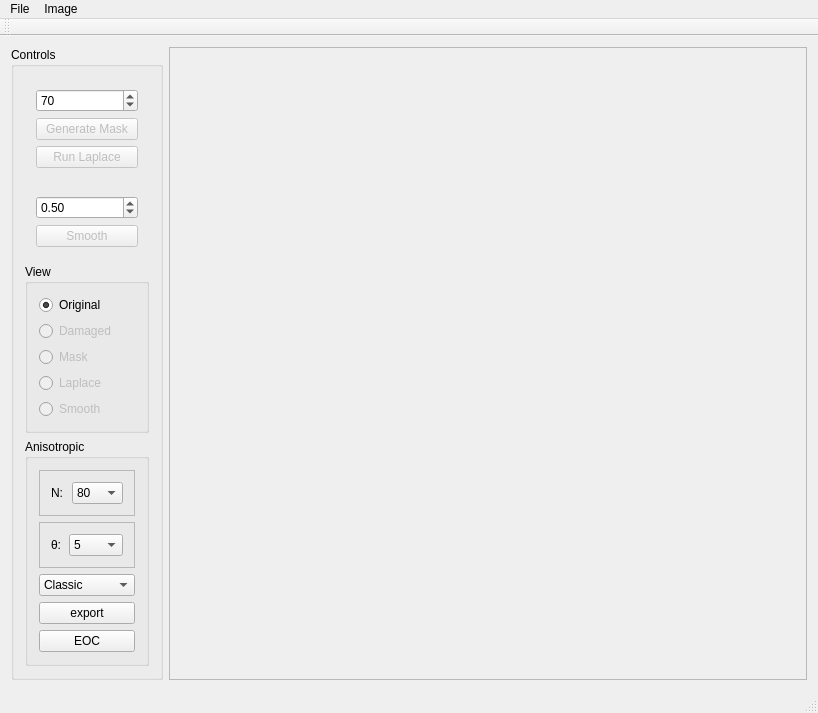
blahova/NADR, file src/ImageViewer.ui: the form before one commit.
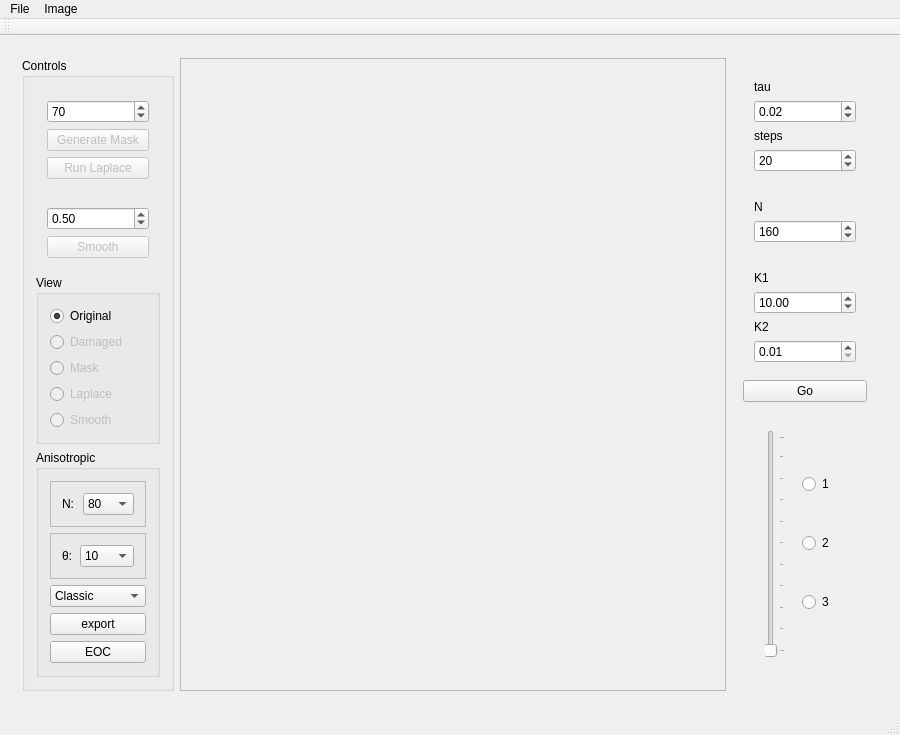
The form after the commit.

Patch:
```diff
--- a/src/ImageViewer.ui
+++ b/src/ImageViewer.ui
@@ -6,15 +6,18 @@
    <rect>
     <x>0</x>
     <y>0</y>
-    <width>818</width>
-    <height>678</height>
+    <width>900</width>
+    <height>695</height>
    </rect>
   </property>
   <property name="windowTitle">
    <string>ImageViewer</string>
   </property>
   <widget class="QWidget" name="centralWidget">
-   <layout class="QHBoxLayout" name="horizontalLayout">
+   <layout class="QVBoxLayout" name="verticalLayout_6">
+    <item>
+     <widget class="QWidget" name="widget_3" native="true">
+      <layout class="QHBoxLayout" name="horizontalLayout_4">
     <item>
      <widget class="QGroupBox" name="groupBox">
       <property name="title">
@@ -221,6 +224,9 @@
              </item>
              <item>
               <widget class="QComboBox" name="comboBox_theta">
+                  <property name="currentIndex">
+                   <number>1</number>
+                  </property>
                <item>
                 <property name="text">
                  <string>5</string>
@@ -326,11 +332,209 @@
         <rect>
          <x>0</x>
          <y>0</y>
-         <width>668</width>
-         <height>603</height>
+            <width>592</width>
+            <height>602</height>
         </rect>
        </property>
       </widget>
+        </widget>
+       </item>
+       <item>
+        <widget class="QWidget" name="widget_4" native="true">
+         <layout class="QVBoxLayout" name="verticalLayout_8">
+          <item>
+           <widget class="QWidget" name="widget_5" native="true">
+            <layout class="QVBoxLayout" name="verticalLayout_7">
+             <item>
+              <widget class="QLabel" name="label_3">
+               <property name="text">
+                <string>tau</string>
+               </property>
+              </widget>
+             </item>
+             <item>
+              <widget class="QDoubleSpinBox" name="doubleSpinBox_tau">
+               <property name="minimum">
+                <double>0.010000000000000</double>
+               </property>
+               <property name="maximum">
+                <double>0.200000000000000</double>
+               </property>
+               <property name="singleStep">
+                <double>0.010000000000000</double>
+               </property>
+               <property name="value">
+                <double>0.020000000000000</double>
+               </property>
+              </widget>
+             </item>
+             <item>
+              <widget class="QLabel" name="label_7">
+               <property name="text">
+                <string>steps</string>
+               </property>
+              </widget>
+             </item>
+             <item>
+              <widget class="QSpinBox" name="spinBox_steps">
+               <property name="minimum">
+                <number>1</number>
+               </property>
+               <property name="maximum">
+                <number>500</number>
+               </property>
+               <property name="singleStep">
+                <number>10</number>
+               </property>
+               <property name="value">
+                <number>20</number>
+               </property>
+              </widget>
+             </item>
+            </layout>
+           </widget>
+          </item>
+          <item>
+           <widget class="QWidget" name="widget_6" native="true">
+            <layout class="QVBoxLayout" name="verticalLayout_9">
+             <item>
+              <widget class="QLabel" name="label_5">
+               <property name="text">
+                <string>N</string>
+               </property>
+              </widget>
+             </item>
+             <item>
+              <widget class="QSpinBox" name="spinBox_N">
+               <property name="minimum">
+                <number>100</number>
+               </property>
+               <property name="maximum">
+                <number>200</number>
+               </property>
+               <property name="singleStep">
+                <number>10</number>
+               </property>
+               <property name="value">
+                <number>160</number>
+               </property>
+              </widget>
+             </item>
+            </layout>
+           </widget>
+          </item>
+          <item>
+           <widget class="QWidget" name="widget_7" native="true">
+            <layout class="QVBoxLayout" name="verticalLayout_10">
+             <item>
+              <widget class="QLabel" name="label_4">
+               <property name="text">
+                <string>K1</string>
+               </property>
+              </widget>
+             </item>
+             <item>
+              <widget class="QDoubleSpinBox" name="doubleSpinBox_K1">
+               <property name="minimum">
+                <double>0.010000000000000</double>
+               </property>
+               <property name="maximum">
+                <double>20.000000000000000</double>
+               </property>
+               <property name="value">
+                <double>10.000000000000000</double>
+               </property>
+              </widget>
+             </item>
+             <item>
+              <widget class="QLabel" name="label_6">
+               <property name="text">
+                <string>K2</string>
+               </property>
+              </widget>
+             </item>
+             <item>
+              <widget class="QDoubleSpinBox" name="doubleSpinBox_K2">
+               <property name="minimum">
+                <double>0.010000000000000</double>
+               </property>
+               <property name="maximum">
+                <double>20.000000000000000</double>
+               </property>
+               <property name="singleStep">
+                <double>0.010000000000000</double>
+               </property>
+               <property name="value">
+                <double>0.010000000000000</double>
+               </property>
+              </widget>
+             </item>
+            </layout>
+           </widget>
+          </item>
+          <item>
+           <widget class="QPushButton" name="pushButton_run">
+            <property name="text">
+             <string>Go</string>
+            </property>
+           </widget>
+          </item>
+          <item>
+           <widget class="QWidget" name="widget_8" native="true">
+            <layout class="QHBoxLayout" name="horizontalLayout">
+             <item>
+              <widget class="QWidget" name="widget_9" native="true">
+               <layout class="QHBoxLayout" name="horizontalLayout_5">
+                <item>
+                 <widget class="QSlider" name="verticalSlider_time">
+                  <property name="enabled">
+                   <bool>false</bool>
+                  </property>
+                  <property name="orientation">
+                   <enum>Qt::Orientation::Vertical</enum>
+                  </property>
+                  <property name="tickPosition">
+                   <enum>QSlider::TickPosition::TicksBelow</enum>
+                  </property>
+                 </widget>
+                </item>
+                <item>
+                 <widget class="QWidget" name="widget_10" native="true">
+                  <layout class="QVBoxLayout" name="verticalLayout_12">
+                   <item>
+                    <widget class="QRadioButton" name="radioButton_field1">
+                     <property name="text">
+                      <string>1</string>
+                     </property>
+                    </widget>
+                   </item>
+                   <item>
+                    <widget class="QRadioButton" name="radioButton_field2">
+                     <property name="text">
+                      <string>2</string>
+                     </property>
+                    </widget>
+                   </item>
+                   <item>
+                    <widget class="QRadioButton" name="radioButton_field3">
+                     <property name="text">
+                      <string>3</string>
+                     </property>
+                    </widget>
+                   </item>
+                  </layout>
+                 </widget>
+                </item>
+               </layout>
+              </widget>
+             </item>
+            </layout>
+           </widget>
+          </item>
+         </layout>
+        </widget>
+       </item>
+      </layout>
      </widget>
     </item>
    </layout>
@@ -349,7 +553,7 @@
     <rect>
      <x>0</x>
      <y>0</y>
-     <width>818</width>
+     <width>900</width>
      <height>22</height>
     </rect>
    </property>
```
Lines whose indentation alone changed are shown as unchanged.
